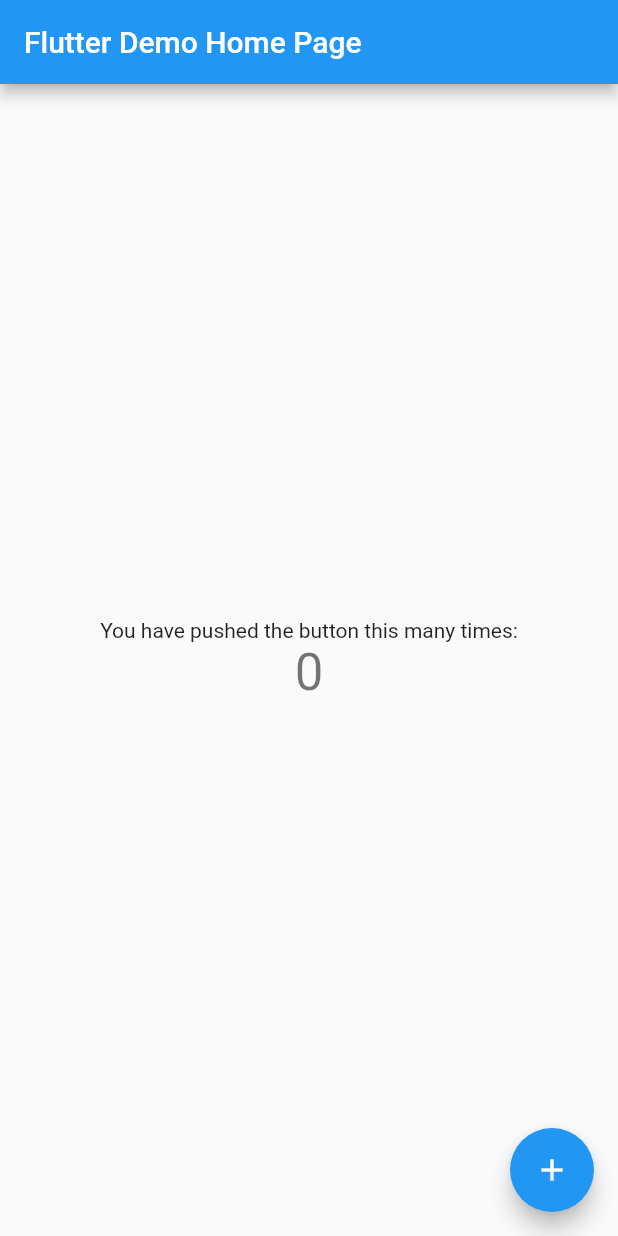
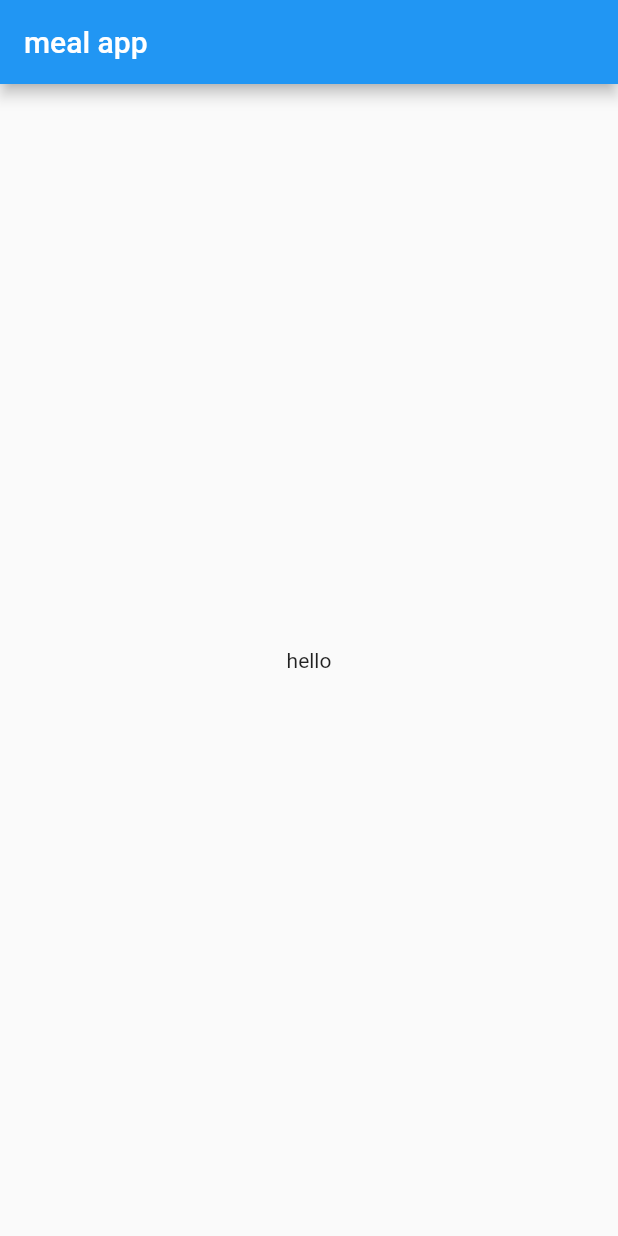
Before and after one commit to amanyGh/meal-app, a Flutter app: the screen it shows after launch, on a phone screen of 412 x 824 dp. Run offline on Flutter 3.47's test engine with Material 2 defaults, Android fonts, the phone set to English and light mode, and no system bars.

Commit message:
prepare the project

```diff
--- a/lib/main.dart
+++ b/lib/main.dart
@@ -9,109 +9,21 @@ class MyApp extends StatelessWidget {
   @override
   Widget build(BuildContext context) {
     return MaterialApp(
-      title: 'Flutter Demo',
-      theme: ThemeData(
-        // This is the theme of your application.
-        //
-        // Try running your application with "flutter run". You'll see the
-        // application has a blue toolbar. Then, without quitting the app, try
-        // changing the primarySwatch below to Colors.green and then invoke
-        // "hot reload" (press "r" in the console where you ran "flutter run",
-        // or simply save your changes to "hot reload" in a Flutter IDE).
-        // Notice that the counter didn't reset back to zero; the application
-        // is not restarted.
-        primarySwatch: Colors.blue,
-        // This makes the visual density adapt to the platform that you run
-        // the app on. For desktop platforms, the controls will be smaller and
-        // closer together (more dense) than on mobile platforms.
-        visualDensity: VisualDensity.adaptivePlatformDensity,
-      ),
-      home: MyHomePage(title: 'Flutter Demo Home Page'),
+      home: MyHomePage(),
     );
   }
 }
 
-class MyHomePage extends StatefulWidget {
-  MyHomePage({Key key, this.title}) : super(key: key);
+class MyHomePage extends StatelessWidget {
 
-  // This widget is the home page of your application. It is stateful, meaning
-  // that it has a State object (defined below) that contains fields that affect
-  // how it looks.
-
-  // This class is the configuration for the state. It holds the values (in this
-  // case the title) provided by the parent (in this case the App widget) and
-  // used by the build method of the State. Fields in a Widget subclass are
-  // always marked "final".
-
-  final String title;
-
-  @override
-  _MyHomePageState createState() => _MyHomePageState();
-}
-
-class _MyHomePageState extends State<MyHomePage> {
-  int _counter = 0;
-
-  void _incrementCounter() {
-    setState(() {
-      // This call to setState tells the Flutter framework that something has
-      // changed in this State, which causes it to rerun the build method below
-      // so that the display can reflect the updated values. If we changed
-      // _counter without calling setState(), then the build method would not be
-      // called again, and so nothing would appear to happen.
-      _counter++;
-    });
-  }
 
   @override
   Widget build(BuildContext context) {
-    // This method is rerun every time setState is called, for instance as done
-    // by the _incrementCounter method above.
-    //
-    // The Flutter framework has been optimized to make rerunning build methods
-    // fast, so that you can just rebuild anything that needs updating rather
-    // than having to individually change instances of widgets.
     return Scaffold(
       appBar: AppBar(
-        // Here we take the value from the MyHomePage object that was created by
-        // the App.build method, and use it to set our appbar title.
-        title: Text(widget.title),
+        title: Text('meal app'),
       ),
-      body: Center(
-        // Center is a layout widget. It takes a single child and positions it
-        // in the middle of the parent.
-        child: Column(
-          // Column is also a layout widget. It takes a list of children and
-          // arranges them vertically. By default, it sizes itself to fit its
-          // children horizontally, and tries to be as tall as its parent.
-          //
-          // Invoke "debug painting" (press "p" in the console, choose the
-          // "Toggle Debug Paint" action from the Flutter Inspector in Android
-          // Studio, or the "Toggle Debug Paint" command in Visual Studio Code)
-          // to see the wireframe for each widget.
-          //
-          // Column has various properties to control how it sizes itself and
-          // how it positions its children. Here we use mainAxisAlignment to
-          // center the children vertically; the main axis here is the vertical
-          // axis because Columns are vertical (the cross axis would be
-          // horizontal).
-          mainAxisAlignment: MainAxisAlignment.center,
-          children: <Widget>[
-            Text(
-              'You have pushed the button this many times:',
-            ),
-            Text(
-              '$_counter',
-              style: Theme.of(context).textTheme.headline4,
-            ),
-          ],
-        ),
-      ),
-      floatingActionButton: FloatingActionButton(
-        onPressed: _incrementCounter,
-        tooltip: 'Increment',
-        child: Icon(Icons.add),
-      ), // This trailing comma makes auto-formatting nicer for build methods.
+      body: Center(child: Text('hello'),)
     );
   }
 }
```
Also changed, not shown: 1 other file.
